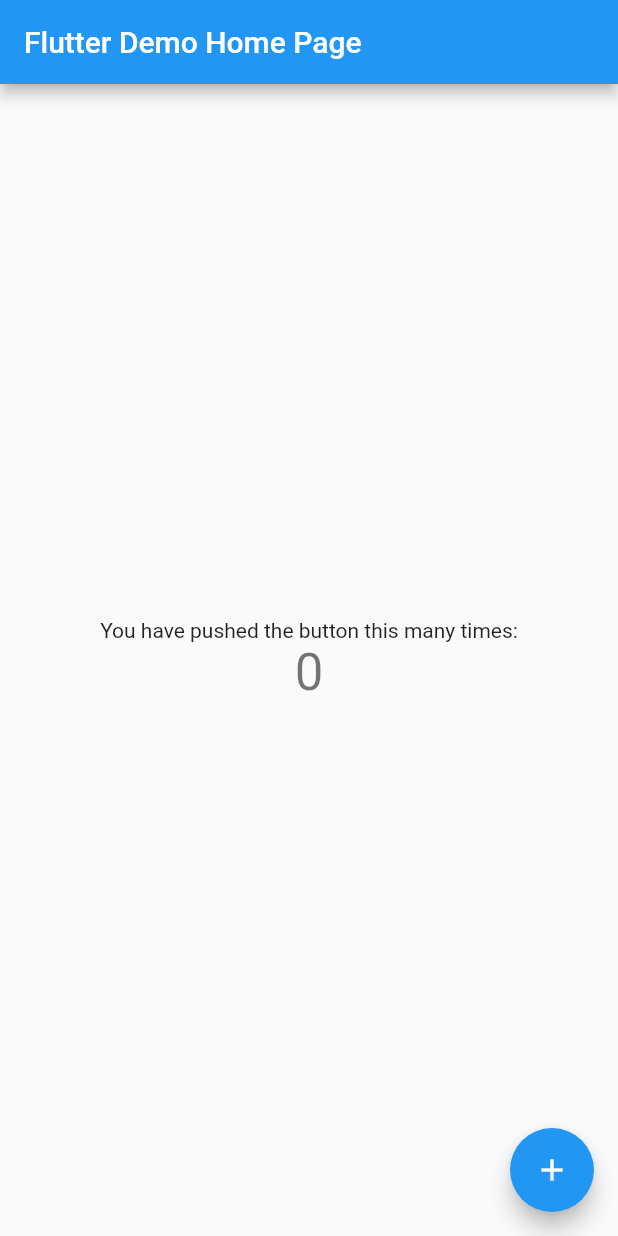
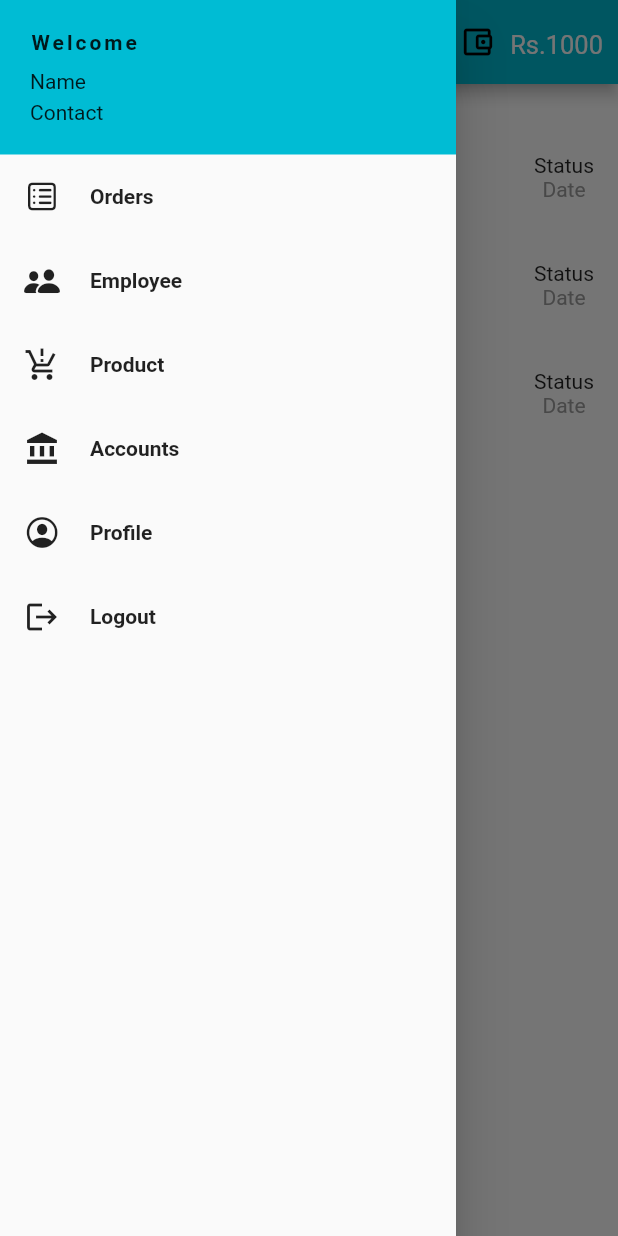
Before and after one commit to shk512/StockManagement-Flutter, a Flutter app: the screen it shows after launch, with the side drawer open (before the commit the screen has no drawer), on a phone screen of 412 x 824 dp. Run offline on Flutter 3.47's test engine with Material 2 defaults, Android fonts, the phone set to English and light mode, and no system bars; our stand-ins replace firebase_core; accounts and stored records are empty.

Commit message:
09-03-2023

```diff
--- /dev/null
+++ b/lib/Screens/account.dart
@@ -0,0 +1,15 @@
+import 'package:flutter/material.dart';
+
+class Accounts extends StatefulWidget {
+  const Accounts({Key? key}) : super(key: key);
+
+  @override
+  State<Accounts> createState() => _AccountsState();
+}
+
+class _AccountsState extends State<Accounts> {
+  @override
+  Widget build(BuildContext context) {
+    return const Placeholder();
+  }
+}
--- /dev/null
+++ b/lib/Screens/dahsboard.dart
@@ -0,0 +1,83 @@
+import 'package:flutter/cupertino.dart';
+import 'package:flutter/material.dart';
+import 'package:stock_management/Widgets/myDrawer.dart';
+import 'package:stock_management/utils/snackBar.dart';
+
+class Dashboard extends StatefulWidget {
+  const Dashboard({Key? key}) : super(key: key);
+
+  @override
+  State<Dashboard> createState() => _DashboardState();
+}
+
+class _DashboardState extends State<Dashboard> {
+  @override
+  Widget build(BuildContext context) {
+    return Scaffold(
+      drawer: MyDrawer(),
+      appBar: AppBar(
+        title: Text("Company Name",style: TextStyle(color: Colors.white),),
+        centerTitle: true,
+        actions: [
+          Icon(Icons.account_balance_wallet_outlined),
+          Padding(
+              padding:EdgeInsets.symmetric(horizontal: 10,vertical: 20),
+            child: const Text("Rs.1000",style: TextStyle(fontSize: 17,color: Colors.white),textAlign: TextAlign.center,))
+        ],
+      ),
+      body: SingleChildScrollView(
+        child: Column(
+          children: [
+            SizedBox(height: 10),
+            Text("Recent Activity:",textAlign: TextAlign.start,),
+            InkWell(
+              onTap: (){
+                showSnackbar(context, Colors.cyan, "Clicked");
+              },
+              child: ListTile(
+                title: Text("Shop Name"),
+                subtitle: Text("Area"),
+                trailing: Column(
+                  mainAxisAlignment: MainAxisAlignment.center,
+                  children: [
+                  Text("Status"),
+                  Text("Date",style: TextStyle(color: Colors.grey),)
+                ],),
+              ),
+            ),
+            InkWell(
+              onTap: (){
+                showSnackbar(context, Colors.cyan, "Clicked");
+              },
+              child: ListTile(
+                title: Text("Shop Name"),
+                subtitle: Text("Area"),
+                trailing: Column(
+                  mainAxisAlignment: MainAxisAlignment.center,
+                  children: [
+                  Text("Status"),
+                  Text("Date",style: TextStyle(color: Colors.grey),)
+                ],),
+              ),
+            ),
+            InkWell(
+              onTap: (){
+                showSnackbar(context, Colors.cyan, "Clicked");
+              },
+              child: ListTile(
+                title: Text("Shop Name"),
+                subtitle: Text("Area"),
+                trailing: Column(
+                  mainAxisAlignment: MainAxisAlignment.center,
+                  children: [
+                  Text("Status"),
+                  Text("Date",style: TextStyle(color: Colors.grey),)
+                ],),
+              ),
+            ),
+          ],
+        ),
+      ),
+    );
+  }
+}
--- /dev/null
+++ b/lib/Screens/employee.dart
@@ -0,0 +1,15 @@
+import 'package:flutter/material.dart';
+
+class Employee extends StatefulWidget {
+  const Employee({Key? key}) : super(key: key);
+
+  @override
+  State<Employee> createState() => _EmployeeState();
+}
+
+class _EmployeeState extends State<Employee> {
+  @override
+  Widget build(BuildContext context) {
+    return const Placeholder();
+  }
+}
--- /dev/null
+++ b/lib/Screens/order.dart
@@ -0,0 +1,15 @@
+import 'package:flutter/material.dart';
+
+class Order extends StatefulWidget {
+  const Order({Key? key}) : super(key: key);
+
+  @override
+  State<Order> createState() => _OrderState();
+}
+
+class _OrderState extends State<Order> {
+  @override
+  Widget build(BuildContext context) {
+    return const Placeholder();
+  }
+}
--- /dev/null
+++ b/lib/Screens/product.dart
@@ -0,0 +1,15 @@
+import 'package:flutter/material.dart';
+
+class Product extends StatefulWidget {
+  const Product({Key? key}) : super(key: key);
+
+  @override
+  State<Product> createState() => _ProductState();
+}
+
+class _ProductState extends State<Product> {
+  @override
+  Widget build(BuildContext context) {
+    return const Placeholder();
+  }
+}
--- /dev/null
+++ b/lib/Screens/profile.dart
@@ -0,0 +1,15 @@
+import 'package:flutter/material.dart';
+
+class Profile extends StatefulWidget {
+  const Profile({Key? key}) : super(key: key);
+
+  @override
+  State<Profile> createState() => _ProfileState();
+}
+
+class _ProfileState extends State<Profile> {
+  @override
+  Widget build(BuildContext context) {
+    return const Placeholder();
+  }
+}
--- /dev/null
+++ b/lib/Widgets/myDrawer.dart
@@ -0,0 +1,68 @@
+import 'package:flutter/cupertino.dart';
+import 'package:flutter/material.dart';
+import 'package:stock_management/utils/snackBar.dart';
+
+class MyDrawer extends StatefulWidget {
+  const MyDrawer({Key? key}) : super(key: key);
+
+  @override
+  State<MyDrawer> createState() => _MyDrawerState();
+}
+
+class _MyDrawerState extends State<MyDrawer> {
+  @override
+  Widget build(BuildContext context) {
+    return Drawer(
+      child: ListView(
+        children: [
+          Container(
+            color: Colors.cyan,
+            child: Padding(
+              padding: EdgeInsets.all(20),
+              child: Column(
+                crossAxisAlignment: CrossAxisAlignment.start,
+                children: [
+                  Text("Welcome",style: TextStyle(letterSpacing: 2,fontWeight: FontWeight.bold,),),
+                  SizedBox(height: 10),
+                  Text("Name"),
+                  SizedBox(height: 5),
+                  Text("Contact"),
+                ],
+              ),
+            ),
+          ),
+          drawerList(Icon(CupertinoIcons.square_list), "Orders"),
+          drawerList(Icon(CupertinoIcons.person_2_fill), "Employee"),
+          drawerList(Icon(Icons.production_quantity_limits), "Product"),
+          drawerList(Icon(Icons.account_balance), "Accounts"),
+          drawerList(Icon(CupertinoIcons.person_crop_circle), "Profile"),
+          drawerList(Icon(Icons.logout), "Logout"),
+        ],
+      ),
+    );
+  }
+  Widget drawerList(Icon icon,String text){
+    return   InkWell(
+      onTap: () {
+
+      },
+      child: Padding(
+        padding: const EdgeInsets.all(16.0),
+        child: Row(
+          children: [
+            icon,
+            SizedBox(
+              width: 20,
+            ),
+            Text(
+              text,
+              style: TextStyle(
+                fontWeight: FontWeight.bold,
+              ),
+            ),
+          ],
+        ),
+      ),
+    );
+  }
+}
--- a/lib/main.dart
+++ b/lib/main.dart
@@ -1,6 +1,13 @@
 import 'package:firebase_core/firebase_core.dart';
 import 'package:flutter/material.dart';
+import 'package:stock_management/Screens/account.dart';
+import 'package:stock_management/Screens/dahsboard.dart';
+import 'package:stock_management/Screens/employee.dart';
+import 'package:stock_management/Screens/order.dart';
+import 'package:stock_management/Screens/product.dart';
+import 'package:stock_management/Screens/profile.dart';
 import 'package:stock_management/firebase_options.dart';
+import 'package:stock_management/utils/routes.dart';
 
 void main() async{
   WidgetsFlutterBinding.ensureInitialized();
@@ -17,97 +24,21 @@
   @override
   Widget build(BuildContext context) {
     return MaterialApp(
-      title: 'Flutter Demo',
+      debugShowCheckedModeBanner: false,
+      title: 'Stock Management',
       theme: ThemeData(
-
-        primarySwatch: Colors.blue,
+        scaffoldBackgroundColor: Colors.white,
+        primarySwatch: Colors.cyan,
       ),
-      home: const MyHomePage(title: 'Flutter Demo Home Page'),
+      initialRoute: Routes.dashboard,
+      routes: {
+        Routes.dashboard: (context) => const Dashboard(),
+        Routes.accounts: (context) => const Accounts(),
+        Routes.epmloyee: (context) => const Employee(),
+        Routes.order: (context) => const Order(),
+        Routes.product: (context) => const Product(),
+        Routes.profile: (context) => const Profile(),
+      },
     );
   }
 }
-
-class MyHomePage extends StatefulWidget {
-  const MyHomePage({super.key, required this.title});
-
-  // This widget is the home page of your application. It is stateful, meaning
-  // that it has a State object (defined below) that contains fields that affect
-  // how it looks.
-
-  // This class is the configuration for the state. It holds the values (in this
-  // case the title) provided by the parent (in this case the App widget) and
-  // used by the build method of the State. Fields in a Widget subclass are
-  // always marked "final".
-
-  final String title;
-
-  @override
-  State<MyHomePage> createState() => _MyHomePageState();
-}
-
-class _MyHomePageState extends State<MyHomePage> {
-  int _counter = 0;
-
-  void _incrementCounter() {
-    setState(() {
-      // This call to setState tells the Flutter framework that something has
-      // changed in this State, which causes it to rerun the build method below
-      // so that the display can reflect the updated values. If we changed
-      // _counter without calling setState(), then the build method would not be
-      // called again, and so nothing would appear to happen.
-      _counter++;
-    });
-  }
-
-  @override
-  Widget build(BuildContext context) {
-    // This method is rerun every time setState is called, for instance as done
-    // by the _incrementCounter method above.
-    //
-    // The Flutter framework has been optimized to make rerunning build methods
-    // fast, so that you can just rebuild anything that needs updating rather
-    // than having to individually change instances of widgets.
-    return Scaffold(
-      appBar: AppBar(
-        // Here we take the value from the MyHomePage object that was created by
-        // the App.build method, and use it to set our appbar title.
-        title: Text(widget.title),
-      ),
-      body: Center(
-        // Center is a layout widget. It takes a single child and positions it
-        // in the middle of the parent.
-        child: Column(
-          // Column is also a layout widget. It takes a list of children and
-          // arranges them vertically. By default, it sizes itself to fit its
-          // children horizontally, and tries to be as tall as its parent.
-          //
-          // Invoke "debug painting" (press "p" in the console, choose the
-          // "Toggle Debug Paint" action from the Flutter Inspector in Android
-          // Studio, or the "Toggle Debug Paint" command in Visual Studio Code)
-          // to see the wireframe for each widget.
-          //
-          // Column has various properties to control how it sizes itself and
-          // how it positions its children. Here we use mainAxisAlignment to
-          // center the children vertically; the main axis here is the vertical
-          // axis because Columns are vertical (the cross axis would be
-          // horizontal).
-          mainAxisAlignment: MainAxisAlignment.center,
-          children: <Widget>[
-            const Text(
-              'You have pushed the button this many times:',
-            ),
-            Text(
-              '$_counter',
-              style: Theme.of(context).textTheme.headline4,
-            ),
-          ],
-        ),
-      ),
-      floatingActionButton: FloatingActionButton(
-        onPressed: _incrementCounter,
-        tooltip: 'Increment',
-        child: const Icon(Icons.add),
-      ), // This trailing comma makes auto-formatting nicer for build methods.
-    );
-  }
-}
--- /dev/null
+++ b/lib/utils/routes.dart
@@ -0,0 +1,8 @@
+class Routes{
+  static final dashboard="/dashboard";
+  static final order="/order";
+  static final epmloyee="/employee";
+  static final product="/product";
+  static final accounts="/accounts";
+  static final profile="/profile";
+}
--- /dev/null
+++ b/lib/utils/snackBar.dart
@@ -0,0 +1,18 @@
+import 'package:flutter/material.dart';
+
+void showSnackbar(context, color, message) {
+  ScaffoldMessenger.of(context).showSnackBar(
+    SnackBar(
+      content: Text(
+        message,
+        textAlign: TextAlign.center,
+        style: const TextStyle(
+          color: Colors.white,
+          fontSize: 14.0,
+        ),
+      ),
+      backgroundColor: color,
+      duration: const Duration(seconds: 2),
+    ),
+  );
+}
```
Also changed, not shown: 1 other file.
